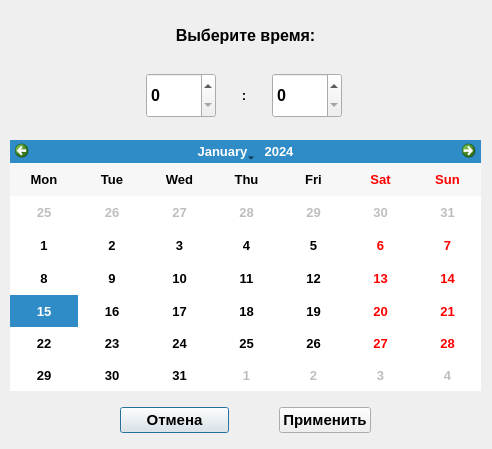
Old version of the form dialog.ui in the repository rtksSs/new.
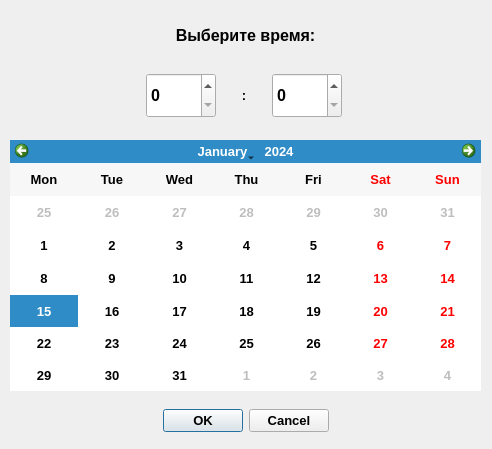
New version of the form.

What changed in the file:
```diff
--- a/dialog.ui
+++ b/dialog.ui
@@ -178,49 +178,30 @@
     <enum>QCalendarWidget::VerticalHeaderFormat::NoVerticalHeader</enum>
    </property>
   </widget>
-  <widget class="QWidget" name="horizontalLayoutWidget_2">
+  <widget class="QDialogButtonBox" name="button_box">
    <property name="geometry">
     <rect>
-     <x>120</x>
+     <x>10</x>
      <y>400</y>
-     <width>251</width>
+     <width>471</width>
      <height>41</height>
     </rect>
    </property>
-   <layout class="QHBoxLayout" name="horizontalLayout_2">
-    <item alignment="Qt::AlignmentFlag::AlignLeft">
-     <widget class="QPushButton" name="cancel_button">
-      <property name="minimumSize">
-       <size>
-        <width>109</width>
-        <height>0</height>
-       </size>
-      </property>
-      <property name="font">
-       <font>
-        <pointsize>11</pointsize>
-        <bold>true</bold>
-       </font>
-      </property>
-      <property name="text">
-       <string>Отмена</string>
-      </property>
-     </widget>
-    </item>
-    <item alignment="Qt::AlignmentFlag::AlignRight">
-     <widget class="QPushButton" name="apply_button">
-      <property name="font">
-       <font>
-        <pointsize>11</pointsize>
-        <bold>true</bold>
-       </font>
-      </property>
-      <property name="text">
-       <string>Применить</string>
-      </property>
-     </widget>
-    </item>
-   </layout>
+   <property name="sizePolicy">
+    <sizepolicy hsizetype="Expanding" vsizetype="Expanding">
+     <horstretch>0</horstretch>
+     <verstretch>0</verstretch>
+    </sizepolicy>
+   </property>
+   <property name="orientation">
+    <enum>Qt::Orientation::Horizontal</enum>
+   </property>
+   <property name="standardButtons">
+    <set>QDialogButtonBox::StandardButton::Cancel|QDialogButtonBox::StandardButton::Ok</set>
+   </property>
+   <property name="centerButtons">
+    <bool>true</bool>
+   </property>
   </widget>
  </widget>
  <resources/>
```
